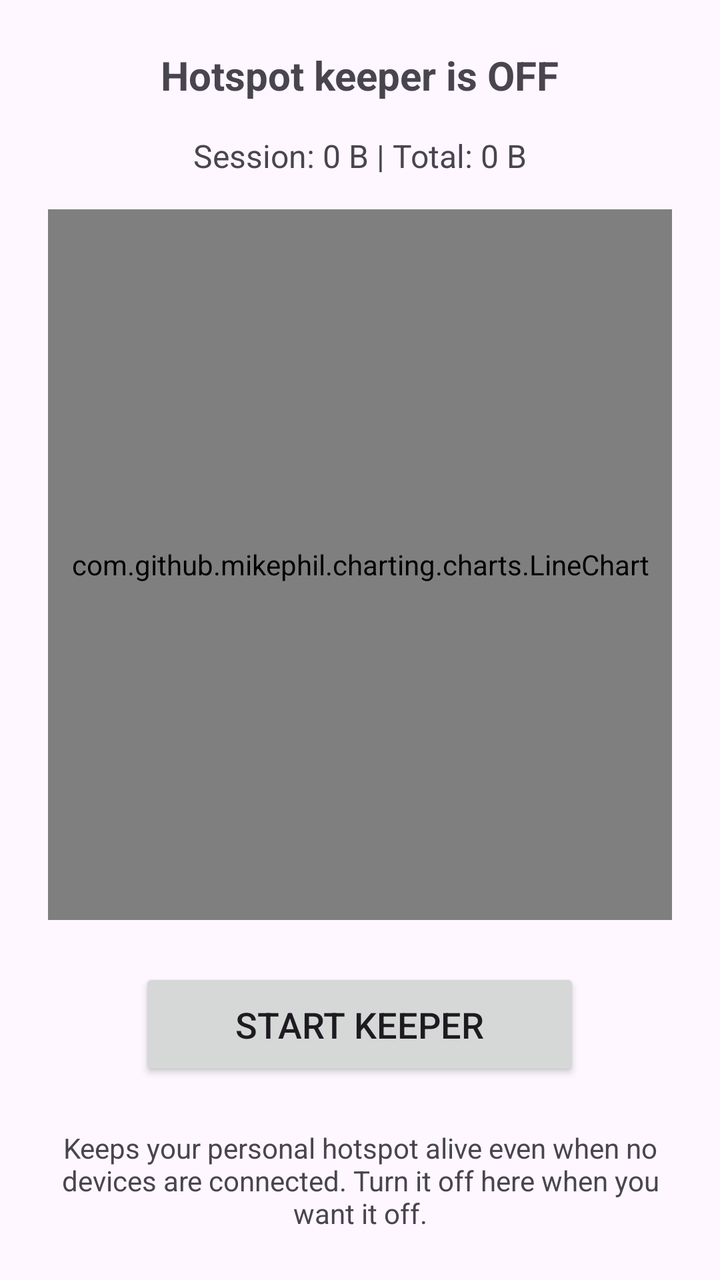
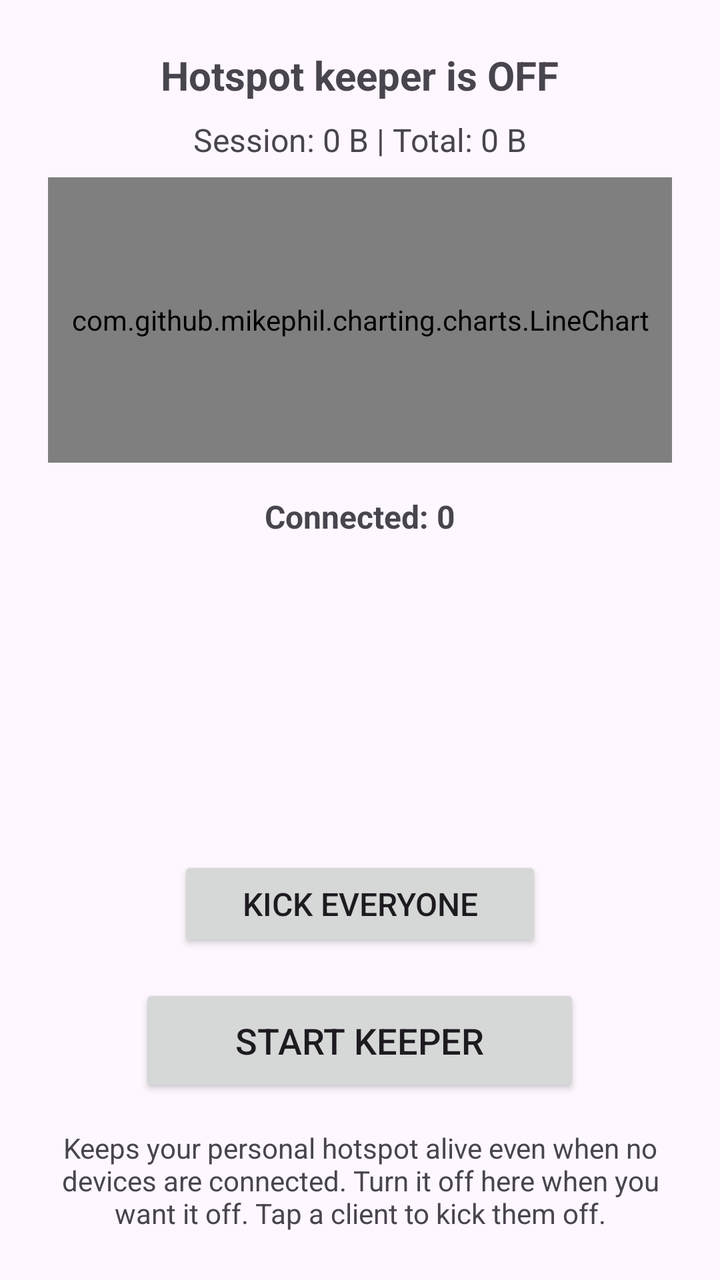

An Android layout rendered at two revisions. The XML below is the earlier revision; the diff shows what the commit changed to produce the second picture.
<!-- AndroidManifest.xml: application theme Theme.HotspotKeeper -->
<!-- res/layout/activity_main.xml -->
<?xml version="1.0" encoding="utf-8"?>
<LinearLayout xmlns:android="http://schemas.android.com/apk/res/android"
    android:layout_width="match_parent"
    android:layout_height="match_parent"
    android:orientation="vertical"
    android:gravity="center_horizontal"
    android:padding="24dp">

    <TextView
        android:id="@+id/statusText"
        android:layout_width="wrap_content"
        android:layout_height="wrap_content"
        android:text="@string/status_off"
        android:textSize="20sp"
        android:textStyle="bold"
        android:layout_marginBottom="16dp" />

    <TextView
        android:id="@+id/dataText"
        android:layout_width="wrap_content"
        android:layout_height="wrap_content"
        android:text="@string/data_usage_placeholder"
        android:textSize="16sp"
        android:layout_marginBottom="16dp" />

    <com.github.mikephil.charting.charts.LineChart
        android:id="@+id/usageChart"
        android:layout_width="match_parent"
        android:layout_height="0dp"
        android:layout_weight="1"
        android:layout_marginBottom="24dp" />

    <Button
        android:id="@+id/toggleButton"
        android:layout_width="wrap_content"
        android:layout_height="wrap_content"
        android:text="@string/start_keeper"
        android:textSize="18sp"
        android:paddingHorizontal="48dp"
        android:paddingVertical="16dp" />

    <TextView
        android:layout_width="wrap_content"
        android:layout_height="wrap_content"
        android:text="@string/hint_text"
        android:textSize="14sp"
        android:textColor="?android:attr/textColorSecondary"
        android:layout_marginTop="24dp"
        android:gravity="center" />

</LinearLayout>
<!-- resources referenced by this layout -->
<resources>
  <string name="data_usage_placeholder">Session: 0 B  |  Total: 0 B</string>
  <string name="hint_text">Keeps your personal hotspot alive even when no devices are connected. Turn it off here when you want it off.</string>
  <string name="start_keeper">Start Keeper</string>
  <string name="status_off">Hotspot keeper is OFF</string>
  <style name="Theme.HotspotKeeper" parent="Theme.Material3.DayNight.NoActionBar">
          <item name="android:statusBarColor">?attr/colorPrimary</item>
      </style>
</resources>

<!-- the commit's change to res/layout/activity_main.xml (unified diff, before → after) -->
@@ -13,7 +13,7 @@
         android:text="@string/status_off"
         android:textSize="20sp"
         android:textStyle="bold"
-        android:layout_marginBottom="16dp" />
+        android:layout_marginBottom="8dp" />
 
     <TextView
         android:id="@+id/dataText"
@@ -21,14 +21,40 @@
         android:layout_height="wrap_content"
         android:text="@string/data_usage_placeholder"
         android:textSize="16sp"
-        android:layout_marginBottom="16dp" />
+        android:layout_marginBottom="8dp" />
 
     <com.github.mikephil.charting.charts.LineChart
         android:id="@+id/usageChart"
         android:layout_width="match_parent"
         android:layout_height="0dp"
         android:layout_weight="1"
-        android:layout_marginBottom="24dp" />
+        android:layout_marginBottom="16dp" />
+
+    <TextView
+        android:id="@+id/clientCountText"
+        android:layout_width="wrap_content"
+        android:layout_height="wrap_content"
+        android:text="@string/client_count_placeholder"
+        android:textSize="16sp"
+        android:textStyle="bold"
+        android:layout_marginBottom="8dp" />
+
+    <ListView
+        android:id="@+id/clientList"
+        android:layout_width="match_parent"
+        android:layout_height="0dp"
+        android:layout_weight="1"
+        android:layout_marginBottom="8dp" />
+
+    <Button
+        android:id="@+id/kickAllButton"
+        android:layout_width="wrap_content"
+        android:layout_height="wrap_content"
+        android:text="@string/kick_all"
+        android:textSize="16sp"
+        android:paddingHorizontal="32dp"
+        android:paddingVertical="12dp"
+        android:layout_marginBottom="16dp" />
 
     <Button
         android:id="@+id/toggleButton"
@@ -45,7 +71,7 @@
         android:text="@string/hint_text"
         android:textSize="14sp"
         android:textColor="?android:attr/textColorSecondary"
-        android:layout_marginTop="24dp"
+        android:layout_marginTop="16dp"
         android:gravity="center" />
 
 </LinearLayout>
<!-- resource entries referenced after the edit -->
@@ -1,7 +1,9 @@
 <!-- resources referenced by this layout -->
 <resources>
+  <string name="client_count_placeholder">Connected: 0</string>
   <string name="data_usage_placeholder">Session: 0 B  |  Total: 0 B</string>
-  <string name="hint_text">Keeps your personal hotspot alive even when no devices are connected. Turn it off here when you want it off.</string>
+  <string name="hint_text">Keeps your personal hotspot alive even when no devices are connected. Turn it off here when you want it off. Tap a client to kick them off.</string>
+  <string name="kick_all">Kick Everyone</string>
   <string name="start_keeper">Start Keeper</string>
   <string name="status_off">Hotspot keeper is OFF</string>
   <style name="Theme.HotspotKeeper" parent="Theme.Material3.DayNight.NoActionBar">
